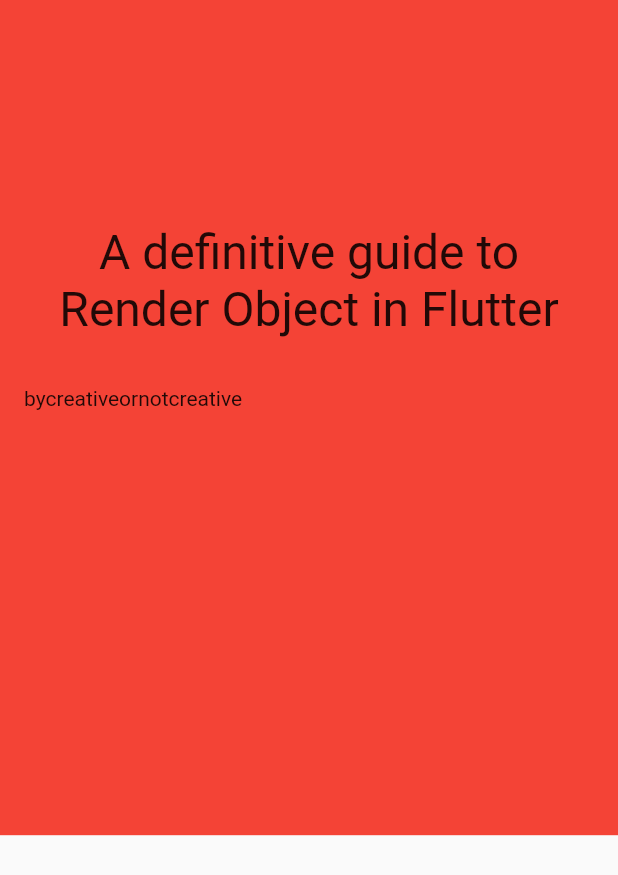
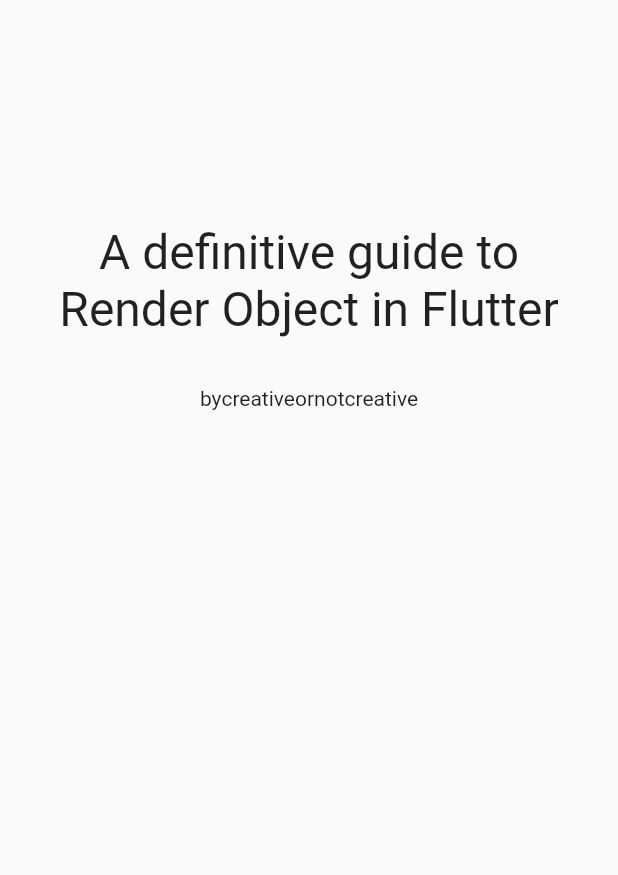
Before and after one commit to SilentCatD/learn_render_object, a Flutter app: the screen it shows after launch, on a phone screen of 412 x 824 dp. Shown: the top 875 px of the screen. Run offline on Flutter 3.47's test engine with Material 2 defaults, Android fonts, the phone set to English and light mode, and no system bars.

Commit message:
alighment and flex

```diff
--- a/lib/custom_column.dart
+++ b/lib/custom_column.dart
@@ -3,12 +3,28 @@ import 'dart:math';
 import 'package:flutter/material.dart';
 import 'package:flutter/rendering.dart';
 
+enum CustomColumnAlignment {
+  start,
+  center,
+}
+
 class CustomColumn extends MultiChildRenderObjectWidget {
-  CustomColumn({super.key, super.children});
+  CustomColumn(
+      {super.key,
+      super.children,
+      this.alignment = CustomColumnAlignment.center});
+
+  final CustomColumnAlignment alignment;
 
   @override
   RenderObject createRenderObject(BuildContext context) {
-    return RenderCustomColumn();
+    return RenderCustomColumn(alignment: alignment);
+  }
+
+  @override
+  void updateRenderObject(
+      BuildContext context, covariant RenderCustomColumn renderObject) {
+    renderObject.alignment = alignment;
   }
 }
 
@@ -16,11 +32,24 @@ class RenderCustomColumn extends RenderBox
     with
         ContainerRenderObjectMixin<RenderBox, CustomColumnParentData>,
         RenderBoxContainerDefaultsMixin<RenderBox, CustomColumnParentData> {
+  RenderCustomColumn({required CustomColumnAlignment alignment})
+      : _alignment = alignment;
+
   @override
   void setupParentData(covariant RenderObject child) {
     if (child.parentData is! BoxParentData) {
       child.parentData = CustomColumnParentData();
     }
+  }
+
+  CustomColumnAlignment _alignment;
+
+  CustomColumnAlignment get alignment => _alignment;
+
+  set alignment(CustomColumnAlignment value) {
+    if (_alignment == value) return;
+    _alignment = value;
+    markNeedsLayout();
   }
 
   @override
@@ -30,7 +59,11 @@ class RenderCustomColumn extends RenderBox
     var child = firstChild;
     while (child != null) {
       final childParentData = child.parentData as CustomColumnParentData;
-      childParentData.offset = Offset(0, childOffset.dy);
+      childParentData.offset = Offset(
+          alignment == CustomColumnAlignment.center
+              ? (size.width - child.size.width) / 2
+              : 0,
+          childOffset.dy);
       childOffset += Offset(0, child.size.height);
 
       child = childParentData.nextSibling;
@@ -64,11 +97,11 @@ class RenderCustomColumn extends RenderBox
           childSize = child.getDryLayout(childConstraints);
         }
         height += childSize.height;
+        // print("h: $height | $flex| ${child.debugCreator}");
         width = max(width, childSize.width);
       }
       child = childParentData.nextSibling;
     }
-
     var flexHeight = (constraints.maxHeight - height) / totalFlex;
     child = firstChild;
     final flexConstraints =
--- a/lib/custom_expanded.dart
+++ b/lib/custom_expanded.dart
@@ -3,7 +3,7 @@ import 'package:learn_render_object/custom_column.dart';
 
 class CustomExpanded extends ParentDataWidget<CustomColumnParentData> {
   const CustomExpanded(
-      {super.key, this.flex = 1, super.child = const SizedBox()})
+      {super.key, this.flex = 1, super.child = const SizedBox.shrink()})
       : assert(flex > 0);
 
   final int flex;
--- a/lib/main.dart
+++ b/lib/main.dart
@@ -33,11 +33,12 @@ class MyHomePage extends StatefulWidget {
 class _MyHomePageState extends State<MyHomePage> {
   @override
   Widget build(BuildContext context) {
-    return Container(
-      color: Colors.red,
-      child: CustomColumn(
+    return CustomColumn(
+      alignment: CustomColumnAlignment.center,
       children: const [
-          CustomExpanded(),
+        CustomExpanded(
+          flex: 2,
+        ),
         Padding(
           padding: EdgeInsets.all(16),
           child: Text(
@@ -56,13 +57,11 @@ class _MyHomePageState extends State<MyHomePage> {
             textAlign: TextAlign.center,
           ),
         ),
-          CustomExpanded(),
         CustomBox(
+          color: Colors.red,
           flex: 3,
-            color: Colors.blue,
         ),
       ],
-      ),
     );
   }
 }
```
Also changed, not shown: lib/custom_box.dart (+32 -8 lines). Lines whose indentation alone changed are shown as unchanged.
